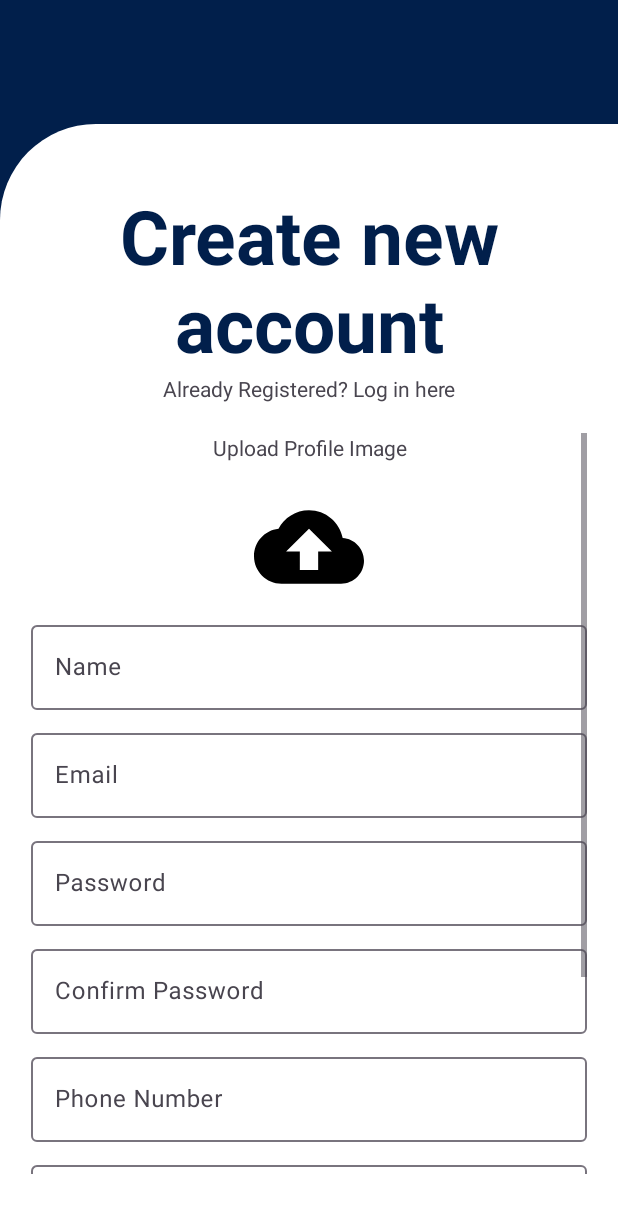
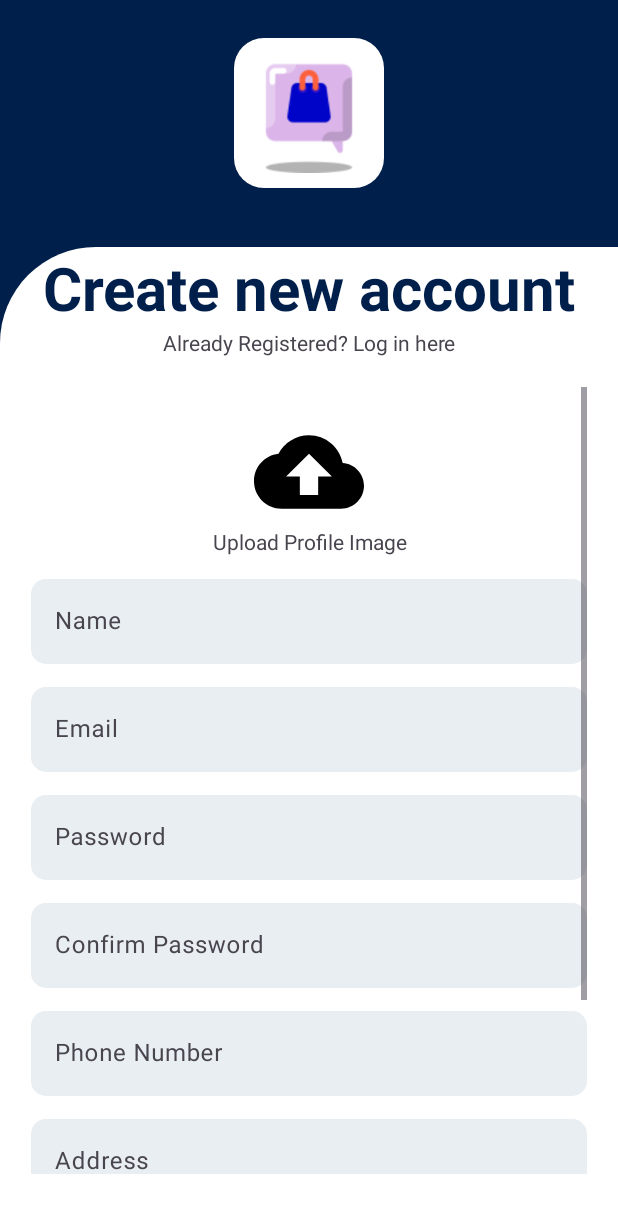
Before and after one commit to CWilliam001/BAIT2073-Campus-Marketplace, an Android app built with Jetpack Compose: the SignUp screen opened through its navigation route, on a phone screen of 412 x 824 dp. Shown: the top 1213 px of the screen. Run offline under Robolectric (Android 15) with nearby library versions, the phone set to English and light mode, and no system bars; our stand-ins replace Firebase (no records; nobody signed in at launch, a user with empty details on screens opened directly), Picasso, data binding, navigation-ui.

Commit message:
change forget password, sign up, login design

```diff
--- /dev/null
+++ b/app/src/main/res/drawable/login_logo_background.xml
@@ -0,0 +1,9 @@
+<?xml version="1.0" encoding="utf-8"?>
+<selector xmlns:android="http://schemas.android.com/apk/res/android">
+    <item>
+        <shape android:shape="rectangle">
+            <solid android:color="@color/white"/>
+            <corners android:radius="20dp"/>
+        </shape>
+    </item>
+</selector>
--- a/app/src/main/res/layout/fragment_sign_up.xml
+++ b/app/src/main/res/layout/fragment_sign_up.xml
@@ -9,6 +9,7 @@
         android:layout_height="match_parent"
         android:background="@color/blue1"
         tools:context=".ui.theme.SignUp">
+
 
         <androidx.constraintlayout.widget.Guideline
             android:id="@+id/initial_top_guideline"
@@ -38,6 +39,25 @@
             android:orientation="horizontal"
             app:layout_constraintGuide_percent="0.95" />
 
+        <LinearLayout
+            android:layout_width="100dp"
+            android:layout_height="100dp"
+            android:orientation="horizontal"
+            android:background="@drawable/login_logo_background"
+            android:layout_marginTop="25dp"
+            app:layout_constraintTop_toTopOf="parent"
+            app:layout_constraintStart_toStartOf="parent"
+            app:layout_constraintEnd_toEndOf="parent">
+
+            <ImageView
+                android:id="@+id/sign_up_appLogo"
+                android:layout_width="80dp"
+                android:layout_height="wrap_content"
+                android:src="@drawable/logo_100"
+                android:layout_margin="10dp" />
+
+        </LinearLayout>
+
         <View
             android:id="@+id/sign_up_view"
             android:layout_width="match_parent"
@@ -45,7 +65,7 @@
             android:background="@drawable/top_left_rounded_corner_background"
             app:layout_constraintBottom_toBottomOf="parent"
             app:layout_constraintEnd_toEndOf="parent"
-            app:layout_constraintHeight_percent="0.9"
+            app:layout_constraintHeight_percent="0.80"
             app:layout_constraintStart_toStartOf="parent" />
 
         <TextView
@@ -54,12 +74,12 @@
             android:layout_height="wrap_content"
             android:text="@string/create_new_account_label"
             android:textAlignment="center"
-            android:textSize="50sp"
+            android:textSize="40sp"
             android:textColor="@color/blue1"
             android:textStyle="bold"
             app:layout_constraintStart_toStartOf="@id/start_guideline"
             app:layout_constraintEnd_toEndOf="@id/end_guideline"
-            app:layout_constraintTop_toTopOf="@+id/initial_top_guideline"
+            app:layout_constraintTop_toTopOf="@+id/sign_up_view"
             tools:ignore="HardcodedText" />
 
         <TextView
@@ -95,6 +115,16 @@
                     android:orientation="vertical"
                     app:layout_constraintGuide_percent="0.55" />
 
+                <ImageView
+                    android:id="@+id/upload_profile_image_view"
+                    android:layout_width="73dp"
+                    android:layout_height="73dp"
+                    android:layout_marginTop="20dp"
+                    app:layout_constraintEnd_toEndOf="parent"
+                    app:layout_constraintStart_toStartOf="parent"
+                    app:layout_constraintTop_toTopOf="parent"
+                    app:srcCompat="@drawable/upload_image" />
+
                 <TextView
                     android:id="@+id/upload_profile_image_text_view"
                     android:layout_width="0dp"
@@ -104,17 +134,7 @@
                     android:textAlignment="center"
                     app:layout_constraintStart_toStartOf="parent"
                     app:layout_constraintEnd_toEndOf="parent"
-                    app:layout_constraintTop_toTopOf="parent" />
-
-                <ImageView
-                    android:id="@+id/upload_profile_image_view"
-                    android:layout_width="73dp"
-                    android:layout_height="73dp"
-                    android:layout_marginTop="20dp"
-                    app:layout_constraintEnd_toEndOf="@+id/upload_profile_image_text_view"
-                    app:layout_constraintStart_toStartOf="@+id/upload_profile_image_text_view"
-                    app:layout_constraintTop_toBottomOf="@+id/upload_profile_image_text_view"
-                    app:srcCompat="@drawable/upload_image" />
+                    app:layout_constraintTop_toBottomOf="@+id/upload_profile_image_view" />
 
                 <com.google.android.material.textfield.TextInputLayout
                     android:id="@+id/name_text_input_layout"
@@ -123,13 +143,14 @@
                     android:layout_marginTop="10dp"
                     app:layout_constraintStart_toStartOf="parent"
                     app:layout_constraintEnd_toEndOf="parent"
-                    app:layout_constraintTop_toBottomOf="@id/upload_profile_image_view"
+                    app:layout_constraintTop_toBottomOf="@id/upload_profile_image_text_view"
                     android:hint="@string/name_label">
 
                     <com.google.android.material.textfield.TextInputEditText
                         android:id="@+id/name_edit_text"
                         android:layout_width="match_parent"
                         android:layout_height="wrap_content"
+                        android:background="@drawable/rounded_background"
                         android:inputType="textPersonName"
                         tools:ignore="VisualLintTextFieldSize" />
                 </com.google.android.material.textfield.TextInputLayout>
@@ -147,6 +168,7 @@
                     <com.google.android.material.textfield.TextInputEditText
                         android:id="@+id/email_edit_text"
                         android:layout_width="match_parent"
+                        android:background="@drawable/rounded_background"
                         android:layout_height="wrap_content"
                         android:inputType="textEmailAddress"
                         tools:ignore="VisualLintTextFieldSize" />
@@ -166,6 +188,7 @@
                         android:id="@+id/password_edit_text"
                         android:layout_width="match_parent"
                         android:layout_height="wrap_content"
+                        android:background="@drawable/rounded_background"
                         android:inputType="textPassword"
                         tools:ignore="VisualLintTextFieldSize" />
                 </com.google.android.material.textfield.TextInputLayout>
@@ -184,6 +207,7 @@
                         android:id="@+id/confirm_password_edit_text"
                         android:layout_width="match_parent"
                         android:layout_height="wrap_content"
+                        android:background="@drawable/rounded_background"
                         android:inputType="textPassword"
                         tools:ignore="VisualLintTextFieldSize" />
                 </com.google.android.material.textfield.TextInputLayout>
@@ -203,6 +227,7 @@
                         android:layout_width="match_parent"
                         android:layout_height="wrap_content"
                         android:inputType="phone|number"
+                        android:background="@drawable/rounded_background"
                         tools:ignore="VisualLintTextFieldSize" />
                 </com.google.android.material.textfield.TextInputLayout>
 
@@ -222,6 +247,7 @@
                         android:id="@+id/address_edit_text"
                         android:layout_width="match_parent"
                         android:layout_height="wrap_content"
+                        android:background="@drawable/rounded_background"
                         android:inputType="textPostalAddress"
                         tools:ignore="VisualLintTextFieldSize" />
                 </com.google.android.material.textfield.TextInputLayout>
@@ -253,6 +279,7 @@
                         android:id="@+id/zip_code_edit_text"
                         android:layout_width="match_parent"
                         android:layout_height="wrap_content"
+                        android:background="@drawable/rounded_background"
                         android:inputType="number"
                         tools:ignore="VisualLintTextFieldSize" />
                 </com.google.android.material.textfield.TextInputLayout>
@@ -263,7 +290,7 @@
                     android:layout_width="0dp"
                     android:layout_height="wrap_content"
                     android:layout_marginTop="15dp"
-                    android:backgroundTint="@color/blue_Light"
+                    android:backgroundTint="@color/blue_Dark"
                     android:text="@string/sign_up_label"
                     android:textColor="@color/white"
                     app:layout_constraintEnd_toEndOf="@+id/zip_code_text_input_layout"
```
Also changed, not shown: app/src/main/res/drawable/login_background.xml (added, +9 -0 lines), app/src/main/res/layout/fragment_forgot_password.xml (+22 -2 lines), app/src/main/res/layout/fragment_login.xml (+29 -7 lines), app/src/main/res/drawable/logo_100.png (added).
